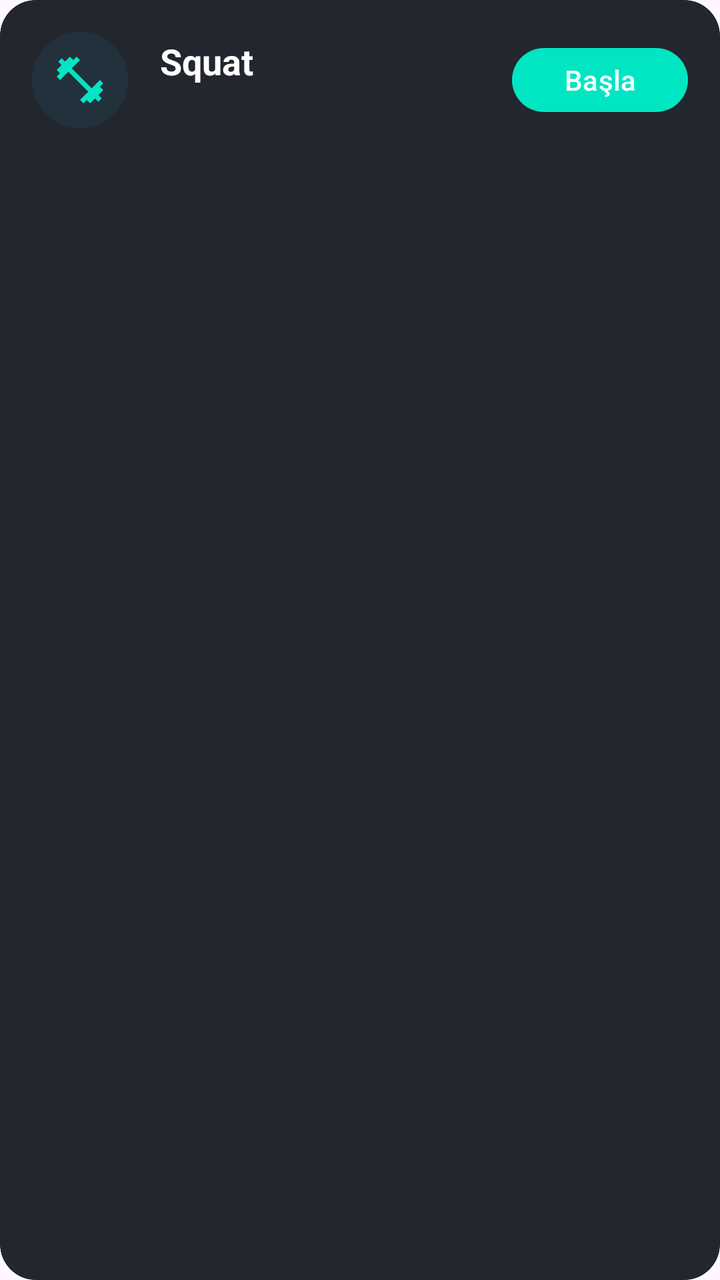
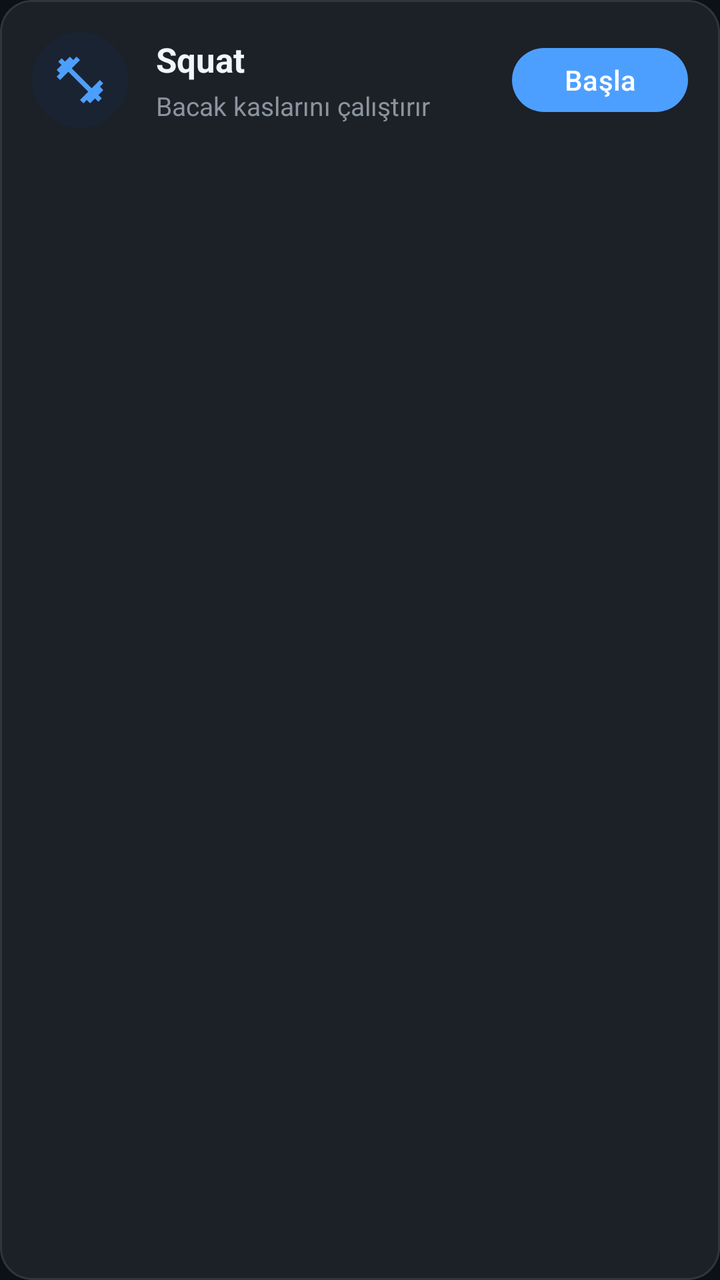

Compare the two renders of this Android layout. The source of the first and the diff that turns it into the second are given below.
<!-- AndroidManifest.xml: application theme Theme.ArFitness -->
<!-- res/layout/item_exercise.xml -->
<?xml version="1.0" encoding="utf-8"?>
<com.google.android.material.card.MaterialCardView xmlns:android="http://schemas.android.com/apk/res/android"
    xmlns:app="http://schemas.android.com/apk/res-auto"
    android:layout_width="match_parent"
    android:layout_height="wrap_content"
    android:layout_marginBottom="16dp"
    app:cardCornerRadius="18dp"
    app:cardElevation="0dp"
    app:strokeColor="@color/card_bg"
    app:strokeWidth="1dp"
    android:backgroundTint="@color/card_bg">

    <LinearLayout
        android:layout_width="match_parent"
        android:layout_height="wrap_content"
        android:orientation="horizontal"
        android:gravity="center_vertical"
        android:padding="16dp">

        <ImageView
            android:id="@+id/ivExercise"
            android:layout_width="48dp"
            android:layout_height="48dp"
            android:background="@drawable/circle_background"
            android:padding="10dp"
            android:src="@drawable/ic_fitness"
            app:tint="@color/primary" />

        <LinearLayout
            android:layout_width="0dp"
            android:layout_height="wrap_content"
            android:layout_weight="1"
            android:orientation="vertical"
            android:layout_marginStart="16dp">
            <TextView
                android:id="@+id/tvExerciseName"
                android:layout_width="wrap_content"
                android:layout_height="wrap_content"
                android:text="Squat"
                android:textColor="@color/text_main"
                android:textSize="18sp"
                android:textStyle="bold" />
            <TextView
                android:id="@+id/tvExerciseDescription"
                android:layout_width="wrap_content"
                android:layout_height="wrap_content"
                android:text=""
                android:textColor="@color/text_secondary"
                android:textSize="14sp" />
        </LinearLayout>

        <com.google.android.material.button.MaterialButton
            android:id="@+id/btnStart"
            android:layout_width="wrap_content"
            android:layout_height="40dp"
            android:text="@string/start"
            android:textSize="14sp"
            app:cornerRadius="20dp"
            app:backgroundTint="@color/primary"
            android:textColor="@color/white"
            android:layout_marginStart="12dp"
            android:layout_marginEnd="0dp" />
    </LinearLayout>

</com.google.android.material.card.MaterialCardView>
<!-- resources referenced by this layout -->
<resources>
  <color name="card_bg">#23262F</color>
  <color name="primary">#00E6C3</color>
  <color name="text_main">#FFFFFF</color>
  <color name="text_secondary">#B0B8C1</color>
  <color name="white">#FFFFFFFF</color>
  <!-- drawable circle_background (drawable) -->
  <?xml version="1.0" encoding="utf-8"?>
  <shape xmlns:android="http://schemas.android.com/apk/res/android"
      android:shape="oval">
      <solid android:color="@color/light_primary" />
  </shape>
  <!-- drawable ic_fitness (drawable) -->
  <vector xmlns:android="http://schemas.android.com/apk/res/android"
      android:width="24dp"
      android:height="24dp"
      android:viewportWidth="24"
      android:viewportHeight="24">
      <path
          android:fillColor="@android:color/white"
          android:pathData="M20.57,14.86L22,13.43L20.57,12L17,15.57L8.43,7L12,3.43L10.57,2L9.14,3.43L7.71,2L5.57,4.14L4.14,2.71L2.71,4.14L4.14,5.57L2,7.71L3.43,9.14L2,10.57L3.43,12L7,8.43L15.57,17L12,20.57L13.43,22L14.86,20.57L16.29,22L18.43,19.86L19.86,21.29L21.29,19.86L19.86,18.43L22,16.29L20.57,14.86Z" />
  </vector>
  <string name="start">Başla</string>
  <style name="Theme.ArFitness" parent="Base.Theme.ArFitness" />
  <color name="light_primary">#22313C</color>
  <style name="Base.Theme.ArFitness" parent="Theme.Material3.DayNight.NoActionBar">
          
          
      </style>
</resources>

<!-- the commit's change to res/layout/item_exercise.xml (unified diff, before → after) -->
@@ -3,10 +3,10 @@
     xmlns:app="http://schemas.android.com/apk/res-auto"
     android:layout_width="match_parent"
     android:layout_height="wrap_content"
-    android:layout_marginBottom="16dp"
-    app:cardCornerRadius="18dp"
+    android:layout_marginBottom="12dp"
+    app:cardCornerRadius="16dp"
     app:cardElevation="0dp"
-    app:strokeColor="@color/card_bg"
+    app:strokeColor="@color/divider"
     app:strokeWidth="1dp"
     android:backgroundTint="@color/card_bg">
 
@@ -31,35 +31,36 @@
             android:layout_height="wrap_content"
             android:layout_weight="1"
             android:orientation="vertical"
-            android:layout_marginStart="16dp">
+            android:layout_marginStart="14dp">
+
             <TextView
                 android:id="@+id/tvExerciseName"
                 android:layout_width="wrap_content"
                 android:layout_height="wrap_content"
                 android:text="Squat"
                 android:textColor="@color/text_main"
-                android:textSize="18sp"
+                android:textSize="17sp"
                 android:textStyle="bold" />
+
             <TextView
                 android:id="@+id/tvExerciseDescription"
                 android:layout_width="wrap_content"
                 android:layout_height="wrap_content"
-                android:text=""
+                android:text="Bacak kaslarını çalıştırır"
                 android:textColor="@color/text_secondary"
-                android:textSize="14sp" />
+                android:textSize="13sp"
+                android:layout_marginTop="3dp" />
         </LinearLayout>
 
         <com.google.android.material.button.MaterialButton
             android:id="@+id/btnStart"
             android:layout_width="wrap_content"
             android:layout_height="40dp"
-            android:text="@string/start"
+            android:text="Başla"
             android:textSize="14sp"
+            android:textColor="@color/white"
             app:cornerRadius="20dp"
             app:backgroundTint="@color/primary"
-            android:textColor="@color/white"
-            android:layout_marginStart="12dp"
-            android:layout_marginEnd="0dp" />
+            android:layout_marginStart="10dp" />
     </LinearLayout>
-
 </com.google.android.material.card.MaterialCardView>
<!-- resource entries referenced after the edit -->
@@ -1,9 +1,10 @@
 <!-- resources referenced by this layout -->
 <resources>
-  <color name="card_bg">#23262F</color>
-  <color name="primary">#00E6C3</color>
-  <color name="text_main">#FFFFFF</color>
-  <color name="text_secondary">#B0B8C1</color>
+  <color name="card_bg">#1C2128</color>
+  <color name="divider">#30363D</color>
+  <color name="primary">#4D9FFF</color>
+  <color name="text_main">#F0F6FC</color>
+  <color name="text_secondary">#8B949E</color>
   <color name="white">#FFFFFFFF</color>
   <!-- drawable circle_background (drawable) -->
   <?xml version="1.0" encoding="utf-8"?>
@@ -21,12 +22,25 @@
           android:fillColor="@android:color/white"
           android:pathData="M20.57,14.86L22,13.43L20.57,12L17,15.57L8.43,7L12,3.43L10.57,2L9.14,3.43L7.71,2L5.57,4.14L4.14,2.71L2.71,4.14L4.14,5.57L2,7.71L3.43,9.14L2,10.57L3.43,12L7,8.43L15.57,17L12,20.57L13.43,22L14.86,20.57L16.29,22L18.43,19.86L19.86,21.29L21.29,19.86L19.86,18.43L22,16.29L20.57,14.86Z" />
   </vector>
-  <string name="start">Başla</string>
   <style name="Theme.ArFitness" parent="Base.Theme.ArFitness" />
-  <color name="light_primary">#22313C</color>
+  <color name="light_primary">#1A2332</color>
   <style name="Base.Theme.ArFitness" parent="Theme.Material3.DayNight.NoActionBar">
-          
-          
+          <item name="colorPrimary">@color/primary</item>
+          <item name="colorPrimaryVariant">@color/primary_variant</item>
+          <item name="colorOnPrimary">@color/white</item>
+          <item name="colorSecondary">@color/primary_light</item>
+          <item name="colorOnSecondary">@color/white</item>
+          <item name="android:colorBackground">@color/primary_dark</item>
+          <item name="colorSurface">@color/surface</item>
+          <item name="colorOnSurface">@color/text_main</item>
+          <item name="colorOnSurfaceVariant">@color/text_secondary</item>
+          <item name="android:statusBarColor">@color/primary_dark</item>
+          <item name="android:navigationBarColor">@color/primary_dark</item>
+          <item name="android:windowLightStatusBar">false</item>
       </style>
+  <color name="primary_variant">#1A6FD1</color>
+  <color name="primary_light">#7AB8FF</color>
+  <color name="primary_dark">#0D1117</color>
+  <color name="surface">#161B22</color>
 </resources>
 
